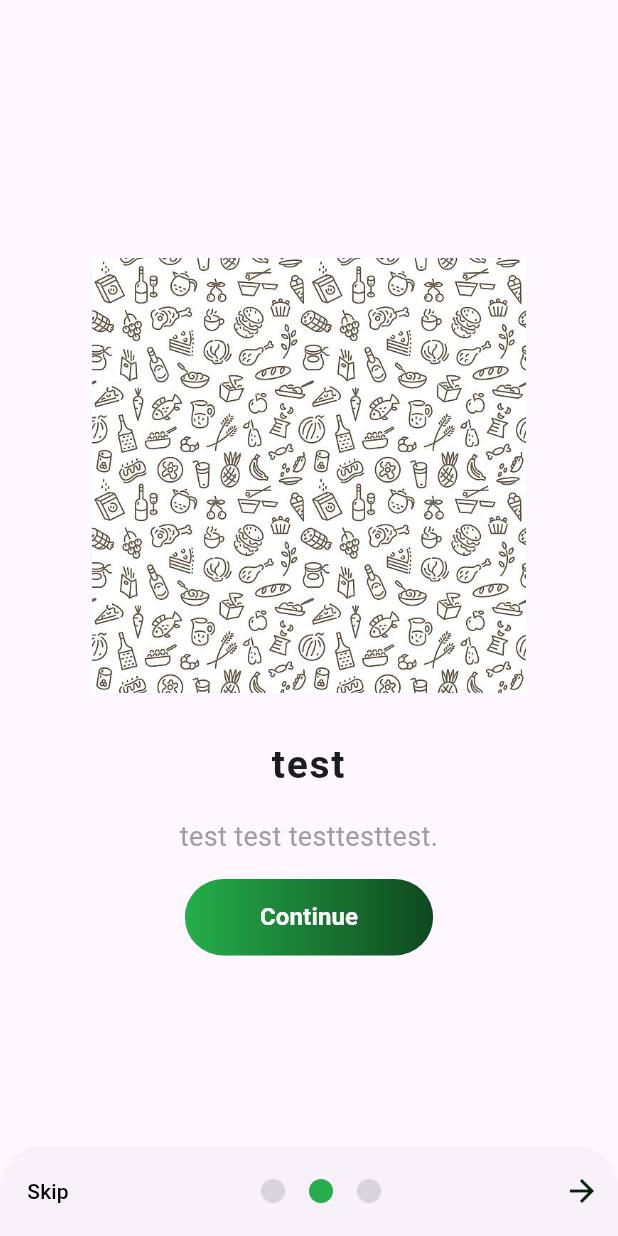
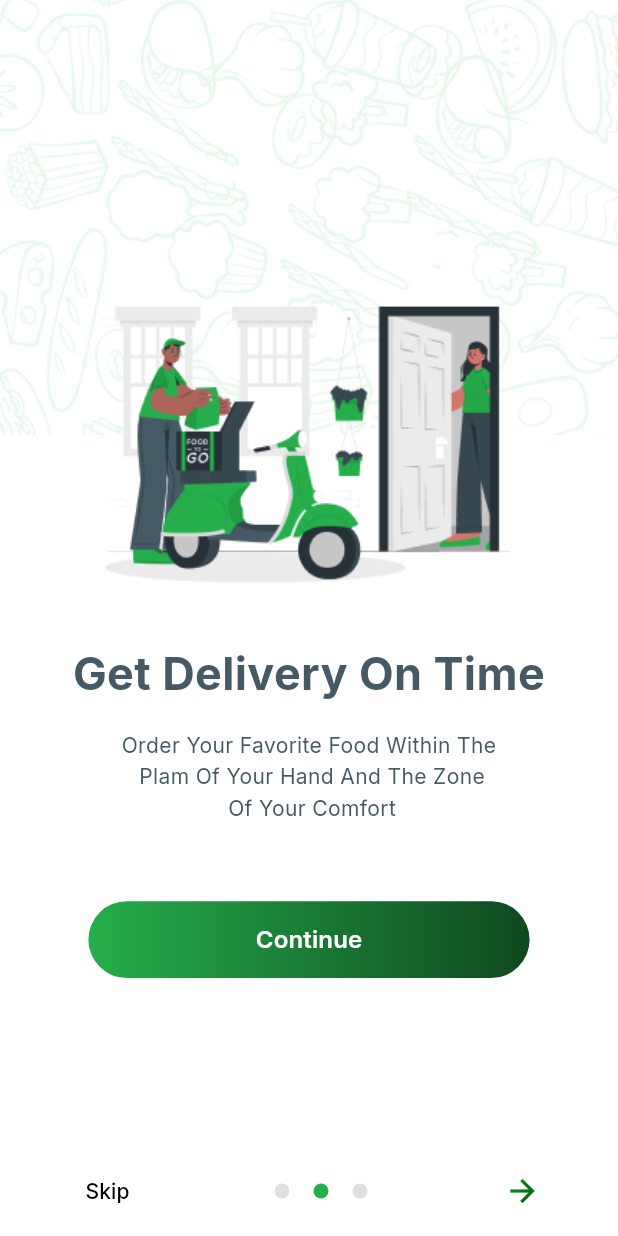
Before and after one commit to AhmadSarbal02/FoodTek, a Flutter app: the screen it shows after launch, after a tap on "Continue", on a phone screen of 412 x 824 dp. Run offline on Flutter 3.47's test engine with Material 3 defaults, Android fonts, the phone set to English and light mode, and no system bars; drawn by our look-alikes of smooth_page_indicator; our stand-ins replace bloc, flutter_bloc, shared_preferences.

Commit message:
finish onBoarding section

```diff
--- a/lib/cubit/onboarding_cubit.dart
+++ b/lib/cubit/onboarding_cubit.dart
@@ -1,11 +1,10 @@
 import 'package:bloc/bloc.dart';
-import 'package:meta/meta.dart';
 import 'package:shared_preferences/shared_preferences.dart';
 
 import '../state/onboarding_cubit_state.dart';
 
-
-class OnboardingCubit extends Cubit<OnboardingState> {//from chatGPT
+class OnboardingCubit extends Cubit<OnboardingState> {
+  //from chatGPT
   OnboardingCubit() : super(OnboardingInitial());
 
   final int totalPages = 4;
--- a/lib/main.dart
+++ b/lib/main.dart
@@ -16,16 +16,15 @@ class MyApp extends StatelessWidget {
   @override
   Widget build(BuildContext context) {
     return MultiBlocProvider(
-      providers: [
-        BlocProvider(create: (context) => OnboardingCubit()),
-      ],
+      providers: [BlocProvider(create: (context) => OnboardingCubit())],
       child: MaterialApp(
         debugShowCheckedModeBanner: false,
         title: 'Flutter Demo',
         theme: ThemeData(
+          fontFamily: 'Inter',
           colorScheme: ColorScheme.fromSeed(seedColor: Colors.deepPurple),
         ),
-        home:  SplashScreen(),
+        home: SplashScreen(),
       ),
     );
   }
--- a/lib/view/screen/onBoarding/Splash_Screen.dart
+++ b/lib/view/screen/onBoarding/Splash_Screen.dart
@@ -1,7 +1,5 @@
 import 'dart:async';
 import 'package:flutter/material.dart';
-import 'package:shared_preferences/shared_preferences.dart';
-import 'home_page.dart';
 import 'onBoarding_screen.dart';
 
 class SplashScreen extends StatefulWidget {
@@ -19,18 +17,19 @@ class _SplashScreenState extends State<SplashScreen> {
   }
 
   Future<void> _checkIfFirstLaunch() async {
-    final prefs = await SharedPreferences.getInstance();
-    final showHome = prefs.getBool('showHome') ?? false;
+    //   final prefs = await SharedPreferences.getInstance();
+    //   final showHome = prefs.getBool('showHome') ?? false;
 
-    if (!showHome) {
-      await prefs.setBool('showHome', true); // Save that onboarding was seen
-    }
+    //   if (!showHome) {
+    //     await prefs.setBool('showHome', true); // Save that onboarding was seen
+    //   }
 
     Future.delayed(const Duration(seconds: 3), () {
       Navigator.pushReplacement(
         context,
         MaterialPageRoute(
-          builder: (context) => showHome ? HomePage() : OnboardingScreen(),
+          builder: (context) => OnboardingScreen(),
+          // builder: (context) => showHome ? HomePage() : OnboardingScreen(),
         ),
       );
     });
@@ -45,23 +44,25 @@ class _SplashScreenState extends State<SplashScreen> {
           Container(color: const Color.fromRGBO(37, 174, 75, 1)),
           Positioned.fill(
             child: Image.asset(
-              "assets/picture.jpg",
-              fit: BoxFit.cover,
+              "assets/pattern.png",
+
+              //fit: BoxFit.cover,
               // Ensures the image covers the entire screen
-              color: Colors.white.withOpacity(0.2),
+              color: const Color.fromARGB(255, 26, 92, 45),
               // Adjust opacity for transparency
               colorBlendMode:
                   BlendMode.modulate, // Blends color with background
             ),
           ),
           Center(
-            child: Text(
-              "FoodTek",
-              style: TextStyle(
-                color: Colors.white,
-                fontSize: 55,
-                fontWeight: FontWeight.bold,
-              ),
+            child: Image.asset(
+              "assets/foodtek-logo.png",
+              fit: BoxFit.cover,
+              // Ensures the image covers the entire screen
+              // color: const Color.fromARGB(255, 26, 92, 45),
+              // Adjust opacity for transparency
+              // colorBlendMode:
+              //     BlendMode.modulate, // Blends color with background
             ),
           ),
         ],
--- a/lib/view/screen/onBoarding/onBoarding_screen.dart
+++ b/lib/view/screen/onBoarding/onBoarding_screen.dart
@@ -1,10 +1,10 @@
 import 'package:flutter/material.dart';
 import 'package:flutter_bloc/flutter_bloc.dart';
 import 'package:foodtek/view/screen/onBoarding/home_page.dart';
+import 'package:foodtek/view/widgets/onboarding/onBoarding_widget.dart';
 import 'package:smooth_page_indicator/smooth_page_indicator.dart';
 import '../../../cubit/onboarding_cubit.dart';
 import '../../../state/onboarding_cubit_state.dart';
-import '../../widget/onBoarding_widget/onBoarding_widget.dart';
 
 class OnboardingScreen extends StatelessWidget {
   OnboardingScreen({super.key});
@@ -15,6 +15,7 @@ class OnboardingScreen extends StatelessWidget {
   Widget build(BuildContext context) {
     // one time OnBoarding screen
     return Scaffold(
+      backgroundColor: Colors.white,
       body: BlocListener<OnboardingCubit, OnboardingState>(
         listener: (context, state) {
           // if (state is OnboardingCompleted) {
@@ -41,54 +42,74 @@ class OnboardingScreen extends StatelessWidget {
               },
               children: [
                 OnboardingWidget(
-                  title: "test",
-                  description: "test test.",
-                  image: "assets/picture.jpg",
-                  firstButton: 'Continue',
+                  title: "Welcome To Foodtek",
+                  description:
+                      "Enjoy A Fast And Smooth Food Delivery\n At Your Doorstep",
+                  stackImage: "assets/images/pattern.png",
+                  onBoardingImg: "assets/images/order-food-pana.png",
+
+                  top: 100,
+                  imageWiddth: 328,
+                  imageheight: 328,
+                  firstButtonText: 'Continue',
                   onPressedOne:
                       () => pageController.nextPage(
                         duration: Duration(milliseconds: 500),
                         curve: Curves.easeInOut,
                       ),
-                  secondButton: '',
+                  secondButtonText: '',
                   onPressedTwo: () {},
                   isVisible: isLastPage,
                 ),
                 OnboardingWidget(
-                  title: "test",
-                  description: "test test testtesttest.",
-                  image: "assets/picture.jpg",
-                  firstButton: 'Continue',
+                  title: "Get Delivery On Time",
+                  description:
+                      "Order Your Favorite Food Within The \n Plam Of Your Hand And The Zone \n Of Your Comfort",
+                  stackImage: "assets/images/pattern.png",
+                  onBoardingImg: "assets/images/take-away-cuate.png",
+                  top: 150,
+                  imageWiddth: 328.5,
+                  imageheight: 319,
+                  firstButtonText: 'Continue',
                   onPressedOne:
                       () => pageController.nextPage(
                         duration: Duration(milliseconds: 500),
                         curve: Curves.easeInOut,
                       ),
-                  secondButton: '',
+                  secondButtonText: '',
                   onPressedTwo: () {},
                   isVisible: isLastPage,
                 ),
                 OnboardingWidget(
-                  title: "testtesttest",
-                  description: "testtesttesttesttest.",
-                  image: "assets/picture.jpg",
-                  firstButton: 'Continue',
+                  title: "Choose Your Food",
+                  description:
+                      "Order Your Favorite Food Within The \n Plam Of Your Hand And The Zone \n Of Your Comfort",
+                  stackImage: "assets/images/pattern.png",
+                  onBoardingImg: "assets/images/take-away-cuate.png",
+                  top: 150,
+                  imageWiddth: 328.5,
+                  imageheight: 319,
+                  firstButtonText: 'Continue',
                   onPressedOne:
                       () => pageController.nextPage(
                         duration: Duration(milliseconds: 500),
                         curve: Curves.easeInOut,
                       ),
-                  secondButton: '',
+                  secondButtonText: '',
                   onPressedTwo: () {},
                   isVisible: isLastPage,
                 ),
                 OnboardingWidget(
-                  title: "testtesttesttesttest",
-                  description: "testtesttesttesttesttest",
-                  image: "assets/picture.jpg",
-                  firstButton: 'DO IT ',
-                  onPressedOne:
-                      () {
+                  title: "Turn On Your Location",
+                  description:
+                      "To Continues, Let Your Device Turn \n On Location, Which Uses Google’s\n Location Service",
+                  stackImage: "assets/images/maps.png",
+                  onBoardingImg: "assets/images/take-away-cuate.png",
+                  top: 150,
+                  imageWiddth: 328.5,
+                  imageheight: 319,
+                  firstButtonText: 'Yes, Turn It On',
+                  onPressedOne: () {
                     context.read<OnboardingCubit>().completeOnboarding();
                     Navigator.pushReplacement(
                       context,
@@ -96,9 +117,8 @@ class OnboardingScreen extends StatelessWidget {
                     );
                   },
                   // saves the state
-                  secondButton: 'Cancel',
-                  onPressedTwo:
-                      () {
+                  secondButtonText: 'Cancel',
+                  onPressedTwo: () {
                     context.read<OnboardingCubit>().completeOnboarding();
                     Navigator.pushReplacement(
                       context,
@@ -118,10 +138,11 @@ class OnboardingScreen extends StatelessWidget {
               (state is OnboardingPageChanged) ? state.isLastPage : false;
           return isLastPage // if its the last page remove the bottom sheet
               ? SizedBox()
-              : SizedBox(
+              : Container(
                 height: 60,
+                color: Colors.white,
                 child: Row(
-                  mainAxisAlignment: MainAxisAlignment.spaceBetween,
+                  mainAxisAlignment: MainAxisAlignment.spaceAround,
                   children: [
                     TextButton(
                       onPressed: () {
@@ -142,9 +163,11 @@ class OnboardingScreen extends StatelessWidget {
                         controller: pageController,
                         count: 3,
                         effect: WormEffect(
+                          dotWidth: 10,
+                          dotHeight: 10,
                           spacing: 16,
                           dotColor: Colors.black12,
-                          activeDotColor: Color(0xFF25AE4B),
+                          activeDotColor: Color.fromARGB(255, 37, 174, 76),
                         ),
                         onDotClicked: (index) {
                           pageController.animateToPage(
@@ -171,7 +194,10 @@ class OnboardingScreen extends StatelessWidget {
                             end: Alignment.bottomRight,
                           ).createShader(bounds);
                         },
-                        child: Icon(Icons.arrow_forward),
+                        child: Icon(
+                          Icons.arrow_forward,
+                          color: Color.fromARGB(255, 29, 255, 93),
+                        ),
                       ),
                     ),
                   ],
--- a/lib/view/widget/onBoarding_widget/onBoarding_widget.dart
+++ /dev/null
@@ -1,118 +0,0 @@
-import 'package:flutter/material.dart';
-import '../../../responseve.dart';
-
-class OnboardingWidget extends StatelessWidget {
-  final String title, description, image, firstButton, secondButton;
-  final VoidCallback onPressedOne, onPressedTwo;
-  final bool isVisible;
-
-  const OnboardingWidget({
-    super.key,
-    required this.title,
-    required this.description,
-    required this.image,
-    required this.firstButton,
-    required this.secondButton,
-    required this.onPressedOne,
-    required this.onPressedTwo,
-    required this.isVisible,
-  });
-
-  @override
-  Widget build(BuildContext context) {
-    return Padding(
-      padding: const EdgeInsets.all(20),
-      child: Column(
-        mainAxisAlignment: MainAxisAlignment.center,
-        crossAxisAlignment: CrossAxisAlignment.center,
-        // Ensures text is centered
-        children: [
-          Image.asset(
-            image,
-            height: responsiveHeight(context, 328),
-            width: responsiveWidth(context, 328),
-          ),
-          const SizedBox(height: 30),
-          Text(
-            title,
-            textAlign: TextAlign.center,
-            style: const TextStyle(
-              fontSize: 26,
-              fontWeight: FontWeight.bold,
-              letterSpacing: 1.2,
-            ),
-          ),
-          const SizedBox(height: 15),
-          SizedBox(
-            width: 300,
-            child: Text(
-              description,
-              textAlign: TextAlign.center,
-              softWrap: true,
-              style: const TextStyle(
-                fontSize: 18,
-                color: Colors.grey,
-                height: 1.5,
-              ),
-            ),
-          ),
-          const SizedBox(height: 15),
-          Container(
-            decoration: BoxDecoration(
-              gradient: LinearGradient(
-                colors: [Color(0xFF25AE4B), Color(0xFF0F481F)],
-                begin: Alignment.centerLeft,
-                end: Alignment.centerRight,
-              ),
-              borderRadius: BorderRadius.circular(30),
-            ),
-            child: ElevatedButton(
-              onPressed: onPressedOne,
-              style: ElevatedButton.styleFrom(
-                backgroundColor: Colors.transparent,
-                // Keep button transparent
-                shadowColor: Colors.transparent,
-                // Remove shadow
-                padding: EdgeInsets.symmetric(horizontal: 50, vertical: 14),
-                // Adjust size
-                shape: RoundedRectangleBorder(
-                  borderRadius: BorderRadius.circular(30),
-                ),
-              ),
-              child: Text(
-                firstButton,
-                style: TextStyle(
-                  color: Colors.white,
-                  fontSize: 16,
-                  fontWeight: FontWeight.bold,
-                ),
-              ),
-            ),
-          ),
-          const SizedBox(height: 15),
-          Visibility(
-            visible: isVisible,
-            child: ElevatedButton(
-              style: ElevatedButton.styleFrom(
-                backgroundColor: Colors.grey,
-
-                shadowColor: Colors.transparent,
-
-                padding: EdgeInsets.symmetric(horizontal: 50, vertical: 14),
-
-                shape: RoundedRectangleBorder(
-                  borderRadius: BorderRadius.circular(30),
-                ),
-              ),
-              onPressed: onPressedTwo,
-              child: Text(
-                secondButton,
-                style: TextStyle(color: Colors.black, fontSize: 16),
-              ),
-            ),
-          ),
-        ],
-      ),
-    );
-  }
-}
--- /dev/null
+++ b/lib/view/widgets/onboarding/onBoarding_widget.dart
@@ -0,0 +1,164 @@
+import 'package:flutter/material.dart';
+import '../../../responseve.dart';
+
+class OnboardingWidget extends StatelessWidget {
+  final String title,
+      description,
+      stackImage,
+      onBoardingImg,
+      firstButtonText,
+      secondButtonText;
+  final VoidCallback onPressedOne, onPressedTwo;
+  final bool isVisible;
+  final double imageheight, imageWiddth, top;
+
+  const OnboardingWidget({
+    super.key,
+    required this.title,
+    required this.description,
+
+    required this.firstButtonText,
+    required this.secondButtonText,
+    required this.onPressedOne,
+    required this.onPressedTwo,
+    required this.isVisible,
+    required this.imageheight,
+    required this.imageWiddth,
+    required this.top,
+    required this.stackImage,
+    required this.onBoardingImg,
+  });
+
+  @override
+  Widget build(BuildContext context) {
+    return
+    //   padding: const EdgeInsets.all(20),
+    Column(
+      mainAxisAlignment: MainAxisAlignment.start,
+      crossAxisAlignment: CrossAxisAlignment.center,
+      // Ensures text is centered
+      children: [
+        // stack headre images
+        Stack(
+          alignment: AlignmentDirectional.topCenter,
+          children: [
+            Container(height: responsiveHeight(context, 450)),
+            Image.asset(
+              stackImage,
+
+              height: 290,
+              width: MediaQuery.sizeOf(context).width,
+              fit: BoxFit.cover,
+              // Ensures the image covers the entire screen
+              color: Color.fromARGB(255, 255, 255, 255),
+              // Adjust opacity for transparency
+              colorBlendMode:
+                  BlendMode.modulate, // Blends color with background
+            ),
+
+            Positioned(
+              top: top,
+              child: Image.asset(
+                onBoardingImg,
+
+                height: responsiveHeight(context, imageheight),
+                width: responsiveWidth(context, imageWiddth),
+              ),
+            ),
+          ],
+        ),
+
+        const SizedBox(height: 30),
+
+        // title text
+        Container(
+          child: Text(
+            title,
+            textAlign: TextAlign.center,
+            style: const TextStyle(
+              color: Color.fromARGB(255, 69, 90, 100),
+
+              fontSize: 30,
+              fontWeight: FontWeight.bold,
+              // letterSpacing: 1.2,
+            ),
+          ),
+        ),
+        const SizedBox(height: 15),
+
+        // sub title text
+        Container(
+          height: responsiveHeight(context, 100),
+          child: Text(
+            description,
+            textAlign: TextAlign.center,
+            softWrap: true,
+            style: const TextStyle(
+              fontSize: 14,
+              color: Color.fromARGB(255, 69, 90, 100),
+              height: 1.5,
+            ),
+          ),
+        ),
+
+        SizedBox(height: responsiveHeight(context, 30)),
+        // button one
+        Container(
+          width: responsiveWidth(context, 307),
+          height: responsiveHeight(context, 58),
+          //   padding: EdgeInsets.symmetric(vertical: 14),
+          decoration: BoxDecoration(
+            gradient: LinearGradient(
+              colors: [Color(0xFF25AE4B), Color(0xFF0F481F)],
+              begin: Alignment.centerLeft,
+              end: Alignment.centerRight,
+            ),
+            borderRadius: BorderRadius.circular(30),
+          ),
+          child: ElevatedButton(
+            onPressed: onPressedOne,
+            style: ElevatedButton.styleFrom(
+              backgroundColor: Colors.transparent,
+              // Keep button transparent
+              shadowColor: Colors.transparent,
+              // Remove shadow
+              padding: EdgeInsets.symmetric(vertical: 14),
+            ),
+            child: Text(
+              firstButtonText,
+
+              style: TextStyle(
+                color: Colors.white,
+                fontSize: 16,
+                fontWeight: FontWeight.w600,
+              ),
+            ),
+          ),
+        ),
+
+        const SizedBox(height: 15),
+
+        // button two
+        Visibility(
+          visible: isVisible,
+          child: Container(
+            width: responsiveWidth(context, 307),
+            height: responsiveHeight(context, 58),
+            child: ElevatedButton(
+              style: ElevatedButton.styleFrom(
+                backgroundColor: const Color.fromARGB(255, 194, 194, 194),
+                shadowColor: Colors.transparent,
+                padding: EdgeInsets.symmetric(horizontal: 50, vertical: 14),
+              ),
+              onPressed: onPressedTwo,
+              child: Text(
+                secondButtonText,
+                style: TextStyle(color: Colors.black, fontSize: 14),
+              ),
+            ),
+          ),
+        ),
+      ],
+    );
+  }
+}
```
Also changed, not shown: pubspec.yaml (+8 -6 lines), assets/fonts/Inter-Italic-VariableFont_opszwght.ttf (added), assets/fonts/Inter-VariableFont_opszwght.ttf (added), assets/images/foodtek-logo.png (added), assets/images/maps.png (added), assets/images/order-food-pana.png (added), assets/images/pattern.png (added), assets/images/take-away-cuate.png (added), assets/picture.jpg (deleted), 1 other file. Lines whose indentation alone changed are shown as unchanged.
